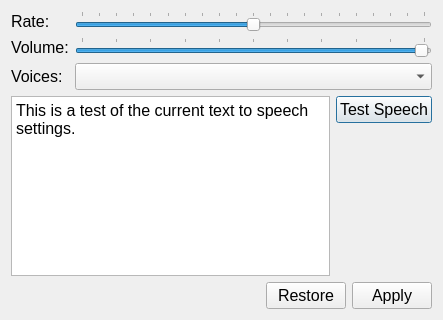
This is src/forms/speech_settings.ui in DinoZAR/CentralAccessReader as Qt 5 draws it before an edit. The edited form follows.
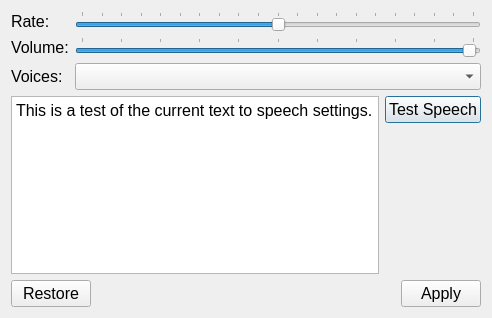
This is the edited form.

Commit message: Configuration pages work mostly as expected. Fixed speech driver bug. Now need to fix line bug.

What changed in the file:
```diff
--- a/src/forms/speech_settings.ui
+++ b/src/forms/speech_settings.ui
@@ -6,8 +6,8 @@
    <rect>
     <x>0</x>
     <y>0</y>
-    <width>443</width>
-    <height>320</height>
+    <width>492</width>
+    <height>318</height>
    </rect>
   </property>
   <property name="font">
@@ -162,6 +162,16 @@
    </item>
    <item>
     <layout class="QHBoxLayout" name="horizontalLayout">
+     <item>
+      <widget class="QPushButton" name="restoreButton">
+       <property name="toolTip">
+        <string>Restores settings to what they were when you opened the window</string>
+       </property>
+       <property name="text">
+        <string>Restore</string>
+       </property>
+      </widget>
+     </item>
      <item>
       <spacer name="horizontalSpacer">
        <property name="orientation">
@@ -175,16 +185,6 @@
        </property>
       </spacer>
      </item>
-     <item>
-      <widget class="QPushButton" name="restoreButton">
-       <property name="toolTip">
-        <string>Restores settings to what they were when you opened the window</string>
-       </property>
-       <property name="text">
-        <string>Restore</string>
-       </property>
-      </widget>
-     </item>
      <item>
       <widget class="QPushButton" name="applyButton">
        <property name="toolTip">
```
Left out of the diff: 62 changed lines with no effect on the pictures. The commit also changes 11 other files.
